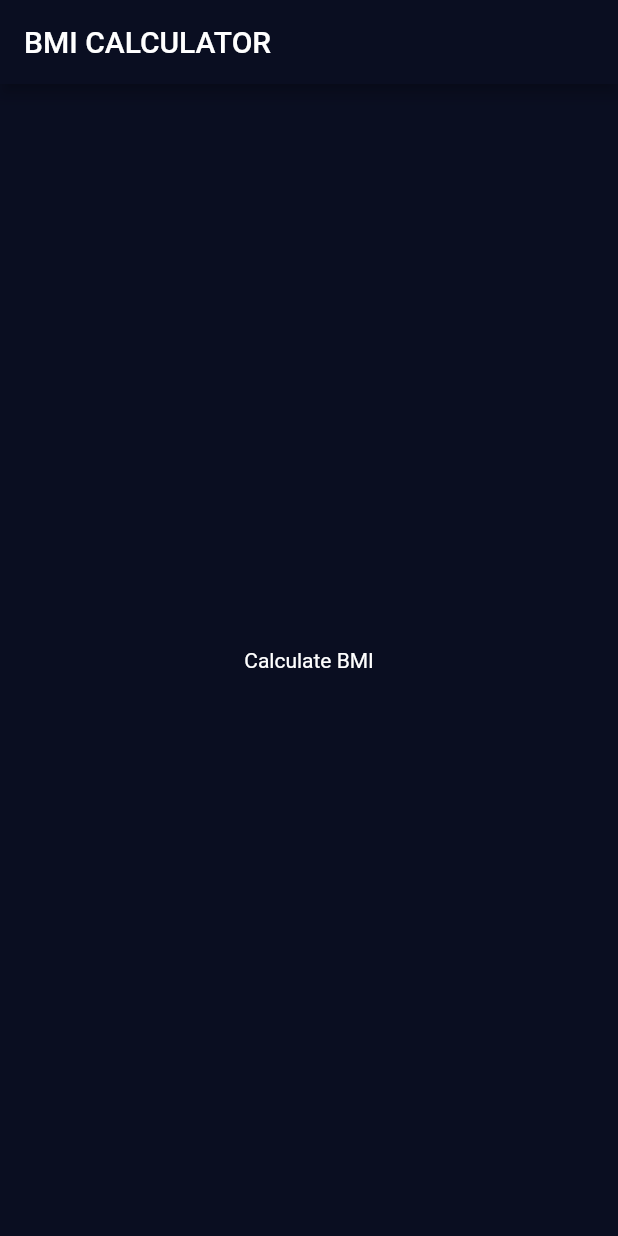
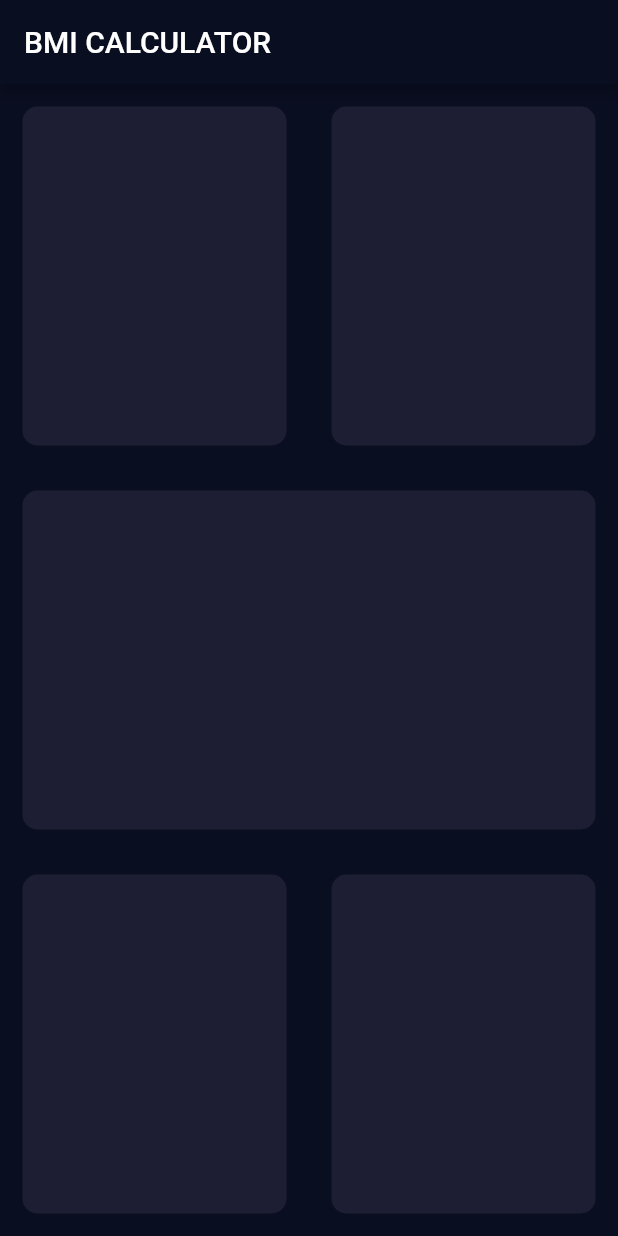
Before and after one commit to i-umairkhan/bmi_calculator, a Flutter app: the screen it shows after launch, on a phone screen of 412 x 824 dp. Run offline on Flutter 3.47's test engine with Material 2 defaults, Android fonts, the phone set to English and light mode, and no system bars.

Commit message:
Layot design

```diff
--- a/lib/input_page.dart
+++ b/lib/input_page.dart
@@ -11,12 +11,70 @@ class _InputPageState extends State<InputPage> {
   @override
   Widget build(BuildContext context) {
     return Scaffold(
-      appBar: AppBar(
-        title: const Text('BMI CALCULATOR'),
-      ),
-      body: const Center(
-        child: Text('Calculate BMI'),
-      ),
-    );
+        appBar: AppBar(
+          title: const Text('BMI CALCULATOR'),
+        ),
+        body: Column(
+          children: [
+            Expanded(
+              child: Row(
+                children: [
+                  Expanded(
+                    child: Container(
+                      decoration: BoxDecoration(
+                          color: const Color(0xFF1D1E33),
+                          borderRadius: BorderRadius.circular(10)),
+                      margin: const EdgeInsets.all(15),
+                    ),
+                  ),
+                  Expanded(
+                    child: Container(
+                      decoration: BoxDecoration(
+                          color: const Color(0xFF1D1E33),
+                          borderRadius: BorderRadius.circular(10)),
+                      margin: const EdgeInsets.all(15),
+                    ),
+                  ),
+                ],
+              ),
+            ),
+            Expanded(
+              child: Row(
+                children: [
+                  Expanded(
+                    child: Container(
+                      decoration: BoxDecoration(
+                          color: const Color(0xFF1D1E33),
+                          borderRadius: BorderRadius.circular(10)),
+                      margin: const EdgeInsets.all(15),
+                    ),
+                  ),
+                ],
+              ),
+            ),
+            Expanded(
+              child: Row(
+                children: [
+                  Expanded(
+                    child: Container(
+                      decoration: BoxDecoration(
+                          color: const Color(0xFF1D1E33),
+                          borderRadius: BorderRadius.circular(10)),
+                      margin: const EdgeInsets.all(15),
+                    ),
+                  ),
+                  Expanded(
+                    child: Container(
+                      decoration: BoxDecoration(
+                          color: const Color(0xFF1D1E33),
+                          borderRadius: BorderRadius.circular(10)),
+                      margin: const EdgeInsets.all(15),
+                    ),
+                  ),
+                ],
+              ),
+            )
+          ],
+        ));
   }
 }
```
